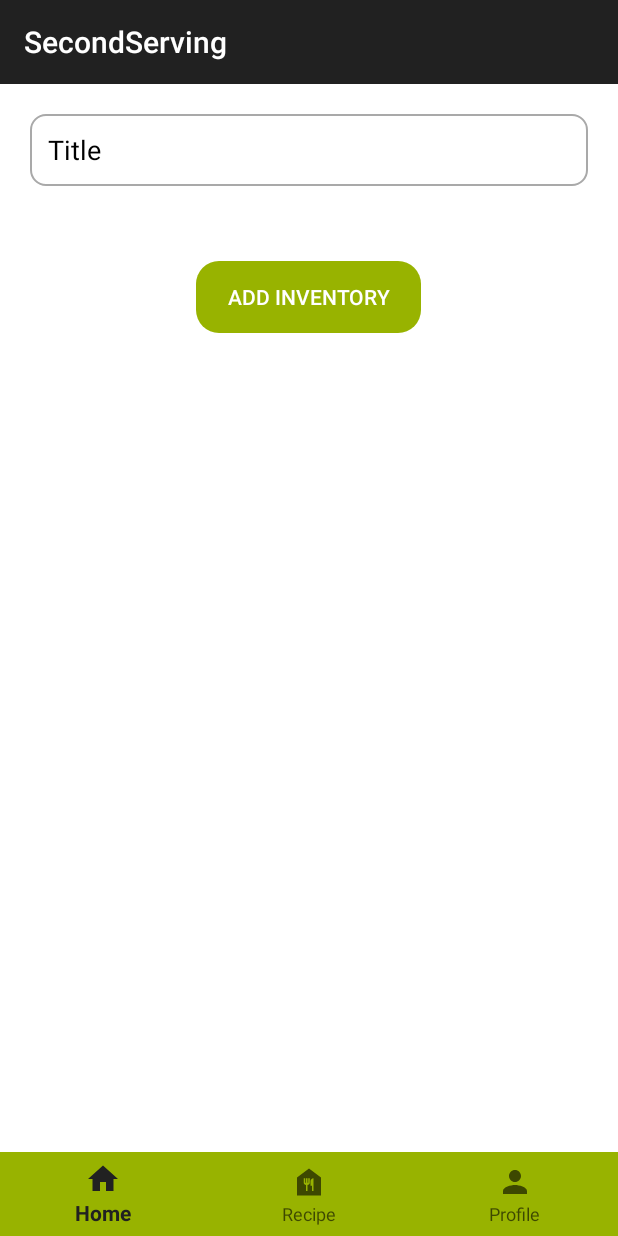
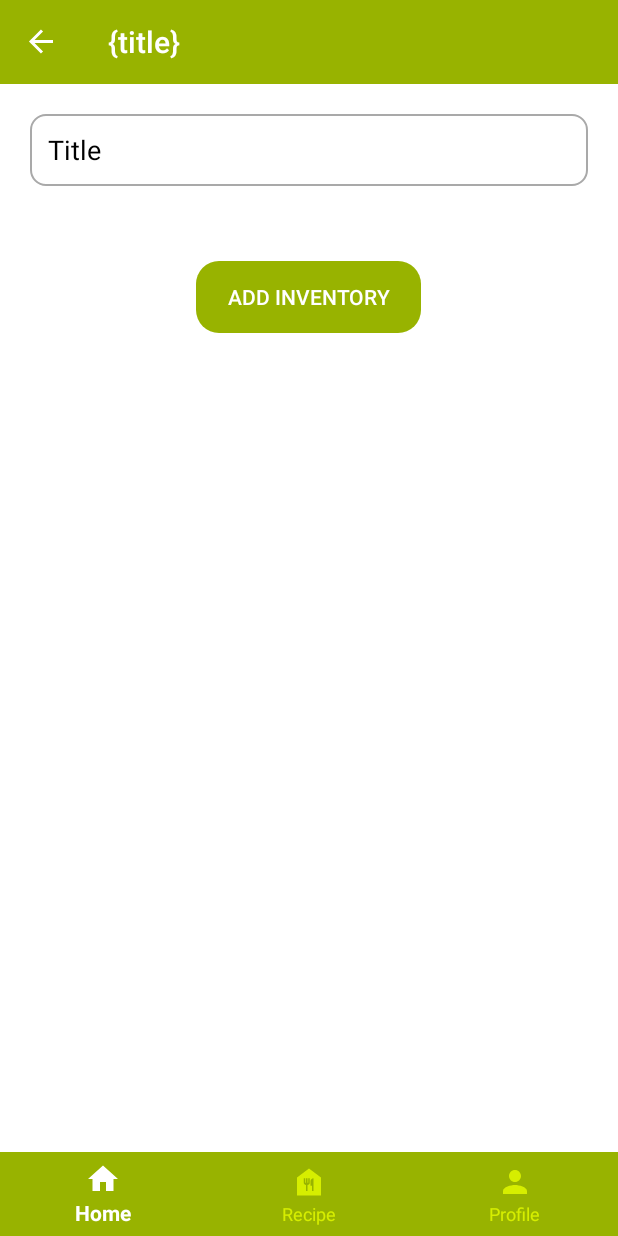
Before and after one commit to ankitha-anil/secondServing, an Android app built with Jetpack Compose: the screen it shows after launch once a user with an empty profile is signed in (HomeActivity), after a tap on an icon or button, on a phone screen of 412 x 824 dp. Run offline under Robolectric (Android 15) with nearby library versions, the phone set to English and light mode, and no system bars; our stand-ins replace Dagger/Hilt's generated code, Firebase (no records; nobody signed in at launch, a user with empty details on screens opened directly), Room's generated code, navigation-ui.

Commit message:
Added back button and changed appbar colours

```diff
--- a/app/build.gradle
+++ b/app/build.gradle
@@ -101,8 +101,9 @@ dependencies {
     implementation 'androidx.lifecycle:lifecycle-common-java8:2.6.2'
 
     // Navigation Component
-    implementation 'androidx.navigation:navigation-fragment-ktx:2.7.7'
-    implementation 'androidx.navigation:navigation-ui-ktx:2.7.7'
+    implementation 'androidx.navigation:navigation-fragment-ktx:2.7.6'
+    implementation 'androidx.navigation:navigation-ui-ktx:2.7.6'
+
 
     // Room
     implementation 'androidx.room:room-runtime:2.6.1'
--- a/app/src/main/AndroidManifest.xml
+++ b/app/src/main/AndroidManifest.xml
@@ -16,10 +16,6 @@
         android:theme="@style/Theme.SecondServing"
         tools:targetApi="31">
         <activity
-            android:name=".AddInventoryActivity"
-            android:exported="false"
-            android:theme="@style/Theme.AppCompat" />
-        <activity
             android:name=".MainActivity"
             android:exported="true"
             android:label="@string/app_name"
@@ -34,7 +30,7 @@
             android:name=".HomeActivity"
             android:exported="true"
             android:label="@string/app_name"
-            android:theme="@style/Theme.AppCompat.Light.DarkActionBar" />
+            android:theme="@style/Theme.SecondServing" />
     </application>
 
 </manifest>
--- a/app/src/main/java/com/example/secondserving/HomeActivity.kt
+++ b/app/src/main/java/com/example/secondserving/HomeActivity.kt
@@ -1,20 +1,24 @@
 package com.example.secondserving
 
 
+import android.app.ActionBar
 import android.app.Activity
-import android.content.Intent
+import android.graphics.drawable.ColorDrawable
 import android.os.Bundle
 import android.widget.Toast
 import androidx.activity.viewModels
 import androidx.appcompat.app.AppCompatActivity
+import androidx.compose.ui.graphics.Color
 import androidx.navigation.NavController
 import androidx.navigation.fragment.NavHostFragment
 import androidx.navigation.fragment.findNavController
 import androidx.navigation.ui.AppBarConfiguration
+import androidx.navigation.ui.setupActionBarWithNavController
 import androidx.navigation.ui.setupWithNavController
 import com.example.secondserving.databinding.HomeActivityBinding
 import com.example.secondserving.viewmodel.AuthViewModel
 import dagger.hilt.android.AndroidEntryPoint
+
 
 @AndroidEntryPoint
 class HomeActivity : AppCompatActivity() {
@@ -36,8 +40,7 @@ class HomeActivity : AppCompatActivity() {
         appBarConfiguration = AppBarConfiguration(
             setOf(R.id.homeFragment, R.id.profileFragment, R.id.recipeFragment)
         )
-
-        //   setupActionBarWithNavController(navController, appBarConfiguration)
+        setupActionBarWithNavController(navController, appBarConfiguration)
         binding.bottomNavigationView.setupWithNavController(navController) //for navigation between appbar
 
     }
--- /dev/null
+++ b/app/src/main/res/color/background.xml
@@ -0,0 +1,5 @@
+<?xml version="1.0" encoding="utf-8"?>
+<selector xmlns:android="http://schemas.android.com/apk/res/android">
+    <item android:state_checked="true" android:color="@android:color/white" />
+    <item android:color="@color/green_500"  />
+</selector>
--- /dev/null
+++ b/app/src/main/res/drawable/search.xml
@@ -0,0 +1,5 @@
+<vector android:height="24dp" android:tint="#FFFF"
+    android:viewportHeight="24" android:viewportWidth="24"
+    android:width="24dp" xmlns:android="http://schemas.android.com/apk/res/android">
+    <path android:fillColor="@android:color/white" android:pathData="M15.5,14h-0.79l-0.28,-0.27C15.41,12.59 16,11.11 16,9.5 16,5.91 13.09,3 9.5,3S3,5.91 3,9.5 5.91,16 9.5,16c1.61,0 3.09,-0.59 4.23,-1.57l0.27,0.28v0.79l5,4.99L20.49,19l-4.99,-5zM9.5,14C7.01,14 5,11.99 5,9.5S7.01,5 9.5,5 14,7.01 14,9.5 11.99,14 9.5,14z"/>
+</vector>
--- /dev/null
+++ b/app/src/main/res/drawable/sort.xml
@@ -0,0 +1,5 @@
+<vector android:height="24dp" android:tint="#FFFFFF"
+    android:viewportHeight="24" android:viewportWidth="24"
+    android:width="24dp" xmlns:android="http://schemas.android.com/apk/res/android">
+    <path android:fillColor="@android:color/white" android:pathData="M4.25,5.66c0.1,0.13 5.74,7.33 5.74,7.33V19c0,0.55 0.45,1 1.01,1h2.01c0.55,0 1.01,-0.45 1.01,-1v-6.02s5.49,-7.02 5.75,-7.34C20.03,5.32 20,5 20,5c0,-0.55 -0.45,-1 -1.01,-1H5.01C4.4,4 4,4.48 4,5c0,0.2 0.06,0.44 0.25,0.66z"/>
+</vector>
--- a/app/src/main/res/layout/home_activity.xml
+++ b/app/src/main/res/layout/home_activity.xml
@@ -29,6 +29,8 @@
         android:layout_height="wrap_content"
         android:background="@color/green_700"
         android:layout_alignParentBottom="true"
+        app:itemIconTint="@color/background"
+        app:itemTextColor="@color/background"
         app:menu="@menu/bottom_nav_menu" />
 
     <!--    </com.google.android.material.bottomappbar.BottomAppBar>-->
--- /dev/null
+++ b/app/src/main/res/menu/top_nav_menu.xml
@@ -0,0 +1,39 @@
+<?xml version="1.0" encoding="utf-8"?>
+<menu xmlns:android="http://schemas.android.com/apk/res/android"
+    xmlns:app="http://schemas.android.com/apk/res-auto">
+    <item
+        android:id="@+id/search"
+        android:icon="@drawable/search"
+        app:actionViewClass="androidx.appcompat.widget.SearchView"
+        app:showAsAction="always|collapseActionView"
+        android:title="Search"/>
+    <item
+        android:icon="@drawable/sort"
+        android:title="Sort"
+        app:showAsAction="always">
+
+        <menu>
+            <item
+                android:id="@+id/sort_by_name"
+                android:title="Sort by Name"/>
+
+            <item
+                android:id="@+id/sort_by_date_created"
+                android:title="Sort by date created"
+                />
+        </menu>
+    </item>
+
+    <item
+        android:id="@+id/hide_completed_tasks"
+        android:checkable="true"
+        android:title="Hide completed"
+        app:showAsAction="never"/>
+
+    <item
+        android:id="@+id/delete_all_completed_tasks"
+        android:title="Delete all completed"
+        app:showAsAction="never"
+        android:visible="false"
+        />
+</menu>
--- a/app/src/main/res/navigation/nav_graph.xml
+++ b/app/src/main/res/navigation/nav_graph.xml
@@ -8,7 +8,7 @@
     <fragment
         android:id="@+id/homeFragment"
         android:name="com.example.secondserving.ui.view.HomeFragment"
-        android:label="Home"
+        android:label="Inventories"
         tools:layout="@layout/fragment_home">
         <action
             android:id="@+id/action_homeFragment_self"
--- a/app/src/main/res/values/colors.xml
+++ b/app/src/main/res/values/colors.xml
@@ -18,5 +18,4 @@
     <color name="gray_500">#A9A9A9</color>
     <color name="gray_700">#696969</color>
 
-
 </resources>
--- a/app/src/main/res/values/themes.xml
+++ b/app/src/main/res/values/themes.xml
@@ -1,5 +1,13 @@
 <?xml version="1.0" encoding="utf-8"?>
 <resources>
 
-    <style name="Theme.SecondServing" parent="android:Theme.Material.Light.NoActionBar" />
+    <style name="Theme.SecondServing" parent="Theme.AppCompat.Light.DarkActionBar">
+        <item name="colorPrimary">@color/green_700</item>
+
+
+        <item name="android:navigationBarColor">@color/white</item>
+        <item name="tabSelectedTextColor">@color/white</item>
+        <item name="simpleItemSelectedColor">@color/white</item>
+    </style>
+
 </resources>
```
Also changed, not shown: app/src/main/java/com/example/secondserving/AddInventoryActivity.kt (deleted, +0 -69 lines), app/src/main/java/com/example/secondserving/ui/theme/Color.kt (+7 -0 lines), app/src/main/java/com/example/secondserving/ui/theme/Theme.kt (+7 -16 lines), app/src/main/java/com/example/secondserving/ui/view/HomeFragment.kt (+38 -2 lines).
